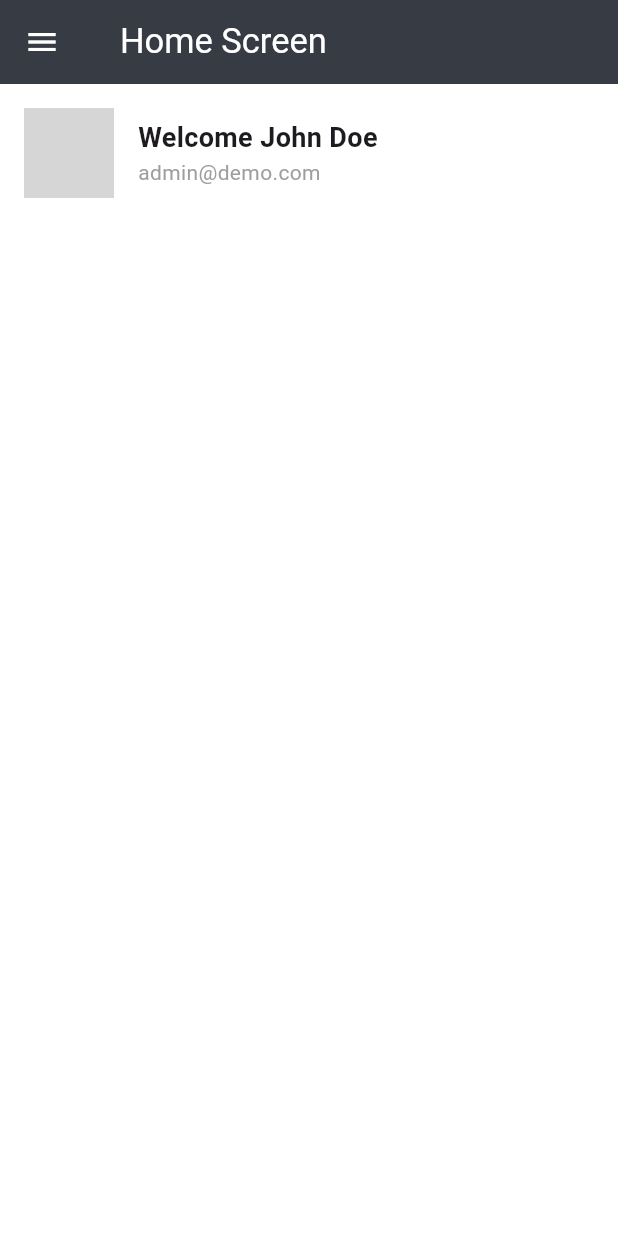
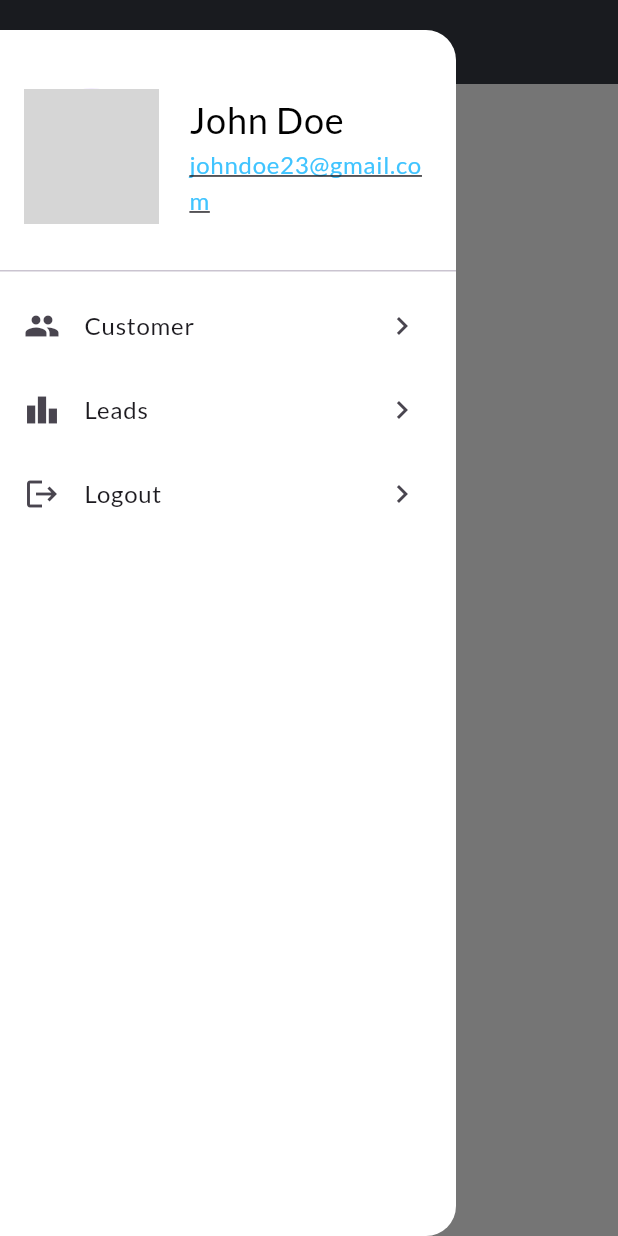
Before and after one commit to businessvivek3600/CRM, a Flutter app: the HomeScreen screen opened directly, with the side drawer open (before the commit the screen has no drawer), on a phone screen of 412 x 824 dp. Run offline on Flutter 3.47's test engine with Material 3 defaults, Android fonts, the phone set to English and light mode, and no system bars; our stand-ins replace google_fonts, nb_utils; network calls fail; grey boxes are pictures that could not be loaded.

Commit message:
add drawr section

```diff
--- a/lib/features/auth/dashboard/components/drawer_widget.dart
+++ b/lib/features/auth/dashboard/components/drawer_widget.dart
@@ -1,3 +1,5 @@
+import 'package:crm/features/auth/auth/auth_screen.dart';
+import 'package:crm/features/auth/dashboard/components/drawer_fragment/customer_Screen.dart';
 import 'package:flutter/material.dart';
 
 class CustomDrawer extends StatefulWidget {
@@ -10,6 +12,81 @@ class CustomDrawer extends StatefulWidget {
 class _CustomDrawerState extends State<CustomDrawer> {
   @override
   Widget build(BuildContext context) {
-    return const Placeholder();
+    return Padding(
+      padding: const EdgeInsets.only(top: 20),
+
+      child: Drawer(
+        elevation: 6,
+        backgroundColor: Colors.white,
+        shape: const RoundedRectangleBorder(
+          borderRadius: BorderRadius.only(
+            topRight: Radius.circular(20),
+            bottomRight: Radius.circular(20),
+          ),
+        ),
+        child: ListView(
+          children: [
+            const DrawerHeader(
+              decoration: BoxDecoration(),
+              child: Row(
+                children: [
+                  CircleAvatar(
+
+                    radius: 45,
+                    backgroundImage: NetworkImage(
+                        "https://img.freepik.com/free-psd/expressive-man-gesturing_23-2150198787.jpg"),
+                  ),
+                  SizedBox(width: 20),
+                  Expanded(
+                    child: Column(
+                      mainAxisAlignment: MainAxisAlignment.center,
+                      crossAxisAlignment: CrossAxisAlignment.start,
+                      children: [
+                        Text('John Doe',
+                            style: TextStyle(
+                              color: Colors.black,
+                              fontSize: 24,
+                            )),
+                        Text(
+                          'johndoe23@gmail.com',
+                          style: TextStyle(
+                            color: Colors.lightBlueAccent,
+                            fontSize: 16,decoration: TextDecoration.underline,
+                          ),
+                        ),
+                      ],
+                    ),
+                  ),
+                ],
+              ),
+            ),
+            ListTile(
+              title: const Text('Customer'),
+              leading: const Icon(Icons.people),
+              trailing: const Icon(Icons.keyboard_arrow_right),
+              onTap: () {
+                Navigator.push(context, MaterialPageRoute(builder: (context) => const CustomerScreen(),));
+              },
+            ),
+            ListTile(
+              title: const Text('Leads'),
+              trailing: const Icon(Icons.keyboard_arrow_right),
+              leading: const Icon(Icons.leaderboard),
+              onTap: () {
+                Navigator.pop(context);
+              },
+            ),
+            ListTile(
+              leading: const Icon(Icons.logout),
+              trailing: const Icon(Icons.keyboard_arrow_right),
+              title: const Text('Logout'),
+              onTap: () {
+               Navigator.push(context, MaterialPageRoute(builder: (context) => const AuthScreen(),));
+              },
+            ),
+          ],
+        ),
+      ),
+    );
   }
 }
--- a/lib/features/auth/dashboard/home_screen.dart
+++ b/lib/features/auth/dashboard/home_screen.dart
@@ -1,3 +1,4 @@
+import 'package:crm/features/auth/dashboard/components/drawer_widget.dart';
 import 'package:crm/utils/colors.dart';
 import 'package:flutter/material.dart';
 
@@ -12,19 +13,16 @@ class _HomeScreenState extends State<HomeScreen> {
   @override
   Widget build(BuildContext context) {
     return Scaffold(
+      drawer: CustomDrawer(),
       appBar: AppBar(
         backgroundColor: secondaryPrimaryColor,
         elevation: 0,
-        leading: IconButton(
-          icon: Icon(Icons.menu),
-          onPressed: () {},
-        ),
-        title: Row(
+        title: const Row(
           // mainAxisAlignment: MainAxisAlignment.center,
           // crossAxisAlignment: CrossAxisAlignment.center,
           children: [
-            const SizedBox(width: 8),
-            const Text(
+            SizedBox(width: 8),
+            Text(
               'Home Screen',
               textAlign: TextAlign.center,
               style: TextStyle(fontSize: 23),
@@ -32,9 +30,9 @@ class _HomeScreenState extends State<HomeScreen> {
           ],
         ),
       ),
-      body: SingleChildScrollView(
+      body: const SingleChildScrollView(
         child: Padding(
-          padding: const EdgeInsets.all(16.0),
+          padding: EdgeInsets.all(16.0),
           child: Column(
             crossAxisAlignment: CrossAxisAlignment.stretch,
             children: [
@@ -45,10 +43,10 @@ class _HomeScreenState extends State<HomeScreen> {
                     backgroundImage: NetworkImage(
                         "https://encrypted-tbn0.gstatic.com/images?q=tbn:ANd9GcRchTRZ8A5eyfaCmAQYhVZA4-vgU-dfV94Ufw&s"),
                   ),
-                  const SizedBox(width: 16),
+                  SizedBox(width: 16),
                   Column(
                     crossAxisAlignment: CrossAxisAlignment.start,
-                    children: const [
+                    children: [
                       Text(
                         'Welcome John Doe',
                         style: TextStyle(
```
Also changed, not shown: lib/features/auth/dashboard/components/drawer_fragment/customer_Screen.dart (added, +184 -0 lines), lib/main.dart (+15 -9 lines).
